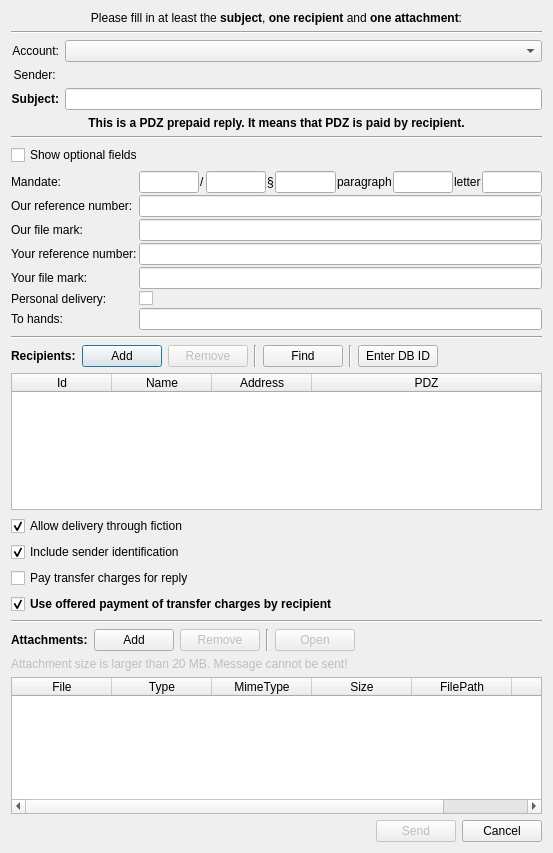
This is src/gui/ui/dlg_send_message.ui in psakar/datovka as Qt 5 draws it before an edit. The edited form follows.
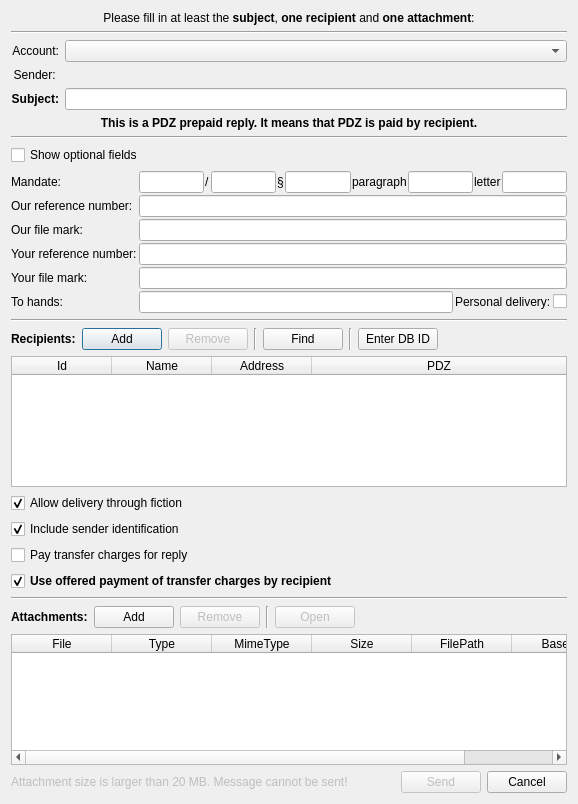
This is the edited form. Icons and pictures are not drawn. Custom widgets are drawn as their Qt base class.

Commit message: Resized send message dialog

What changed in the file:
```diff
--- a/src/gui/ui/dlg_send_message.ui
+++ b/src/gui/ui/dlg_send_message.ui
@@ -9,8 +9,8 @@
    <rect>
     <x>0</x>
     <y>0</y>
-    <width>553</width>
-    <height>853</height>
+    <width>578</width>
+    <height>804</height>
    </rect>
   </property>
   <property name="font">
@@ -273,6 +273,13 @@
         </property>
        </widget>
       </item>
+      <item row="1" column="1">
+       <widget class="QLineEdit" name="dmSenderRefNumber">
+        <property name="toolTip">
+         <string>Enter our reference number</string>
+        </property>
+       </widget>
+      </item>
       <item row="2" column="0">
        <widget class="QLabel" name="label_7">
         <property name="text">
@@ -280,6 +287,13 @@
         </property>
        </widget>
       </item>
+      <item row="2" column="1">
+       <widget class="QLineEdit" name="dmSenderIdent">
+        <property name="toolTip">
+         <string>Enter our file mark</string>
+        </property>
+       </widget>
+      </item>
       <item row="3" column="0">
        <widget class="QLabel" name="labeldmRecipientRefNumber">
         <property name="text">
@@ -287,6 +301,13 @@
         </property>
        </widget>
       </item>
+      <item row="3" column="1">
+       <widget class="QLineEdit" name="dmRecipientRefNumber">
+        <property name="toolTip">
+         <string>Enter your reference number</string>
+        </property>
+       </widget>
+      </item>
       <item row="4" column="0">
        <widget class="QLabel" name="label_9">
         <property name="text">
@@ -294,20 +315,10 @@
         </property>
        </widget>
       </item>
-      <item row="6" column="0">
-       <widget class="QLabel" name="label_10">
-        <property name="text">
-         <string>Personal delivery:</string>
-        </property>
-       </widget>
-      </item>
-      <item row="6" column="1">
-       <widget class="QCheckBox" name="dmPersonalDelivery">
+      <item row="4" column="1">
+       <widget class="QLineEdit" name="dmRecipientIdent">
         <property name="toolTip">
-         <string>Enable personal delivery</string>
-        </property>
-        <property name="text">
-         <string/>
+         <string>Enter our file mark</string>
         </property>
        </widget>
       </item>
@@ -319,39 +330,32 @@
        </widget>
       </item>
       <item row="7" column="1">
-       <widget class="QLineEdit" name="dmToHands">
-        <property name="toolTip">
-         <string>Enter name of person</string>
-        </property>
-       </widget>
-      </item>
-      <item row="2" column="1">
-       <widget class="QLineEdit" name="dmSenderIdent">
-        <property name="toolTip">
-         <string>Enter our file mark</string>
-        </property>
-       </widget>
-      </item>
-      <item row="4" column="1">
-       <widget class="QLineEdit" name="dmRecipientIdent">
-        <property name="toolTip">
-         <string>Enter our file mark</string>
-        </property>
-       </widget>
-      </item>
-      <item row="1" column="1">
-       <widget class="QLineEdit" name="dmSenderRefNumber">
-        <property name="toolTip">
-         <string>Enter our reference number</string>
-        </property>
-       </widget>
-      </item>
-      <item row="3" column="1">
-       <widget class="QLineEdit" name="dmRecipientRefNumber">
-        <property name="toolTip">
-         <string>Enter your reference number</string>
-        </property>
-       </widget>
+       <layout class="QHBoxLayout" name="horizontalLayout_2">
+        <item>
+         <widget class="QLineEdit" name="dmToHands">
+          <property name="toolTip">
+           <string>Enter name of person</string>
+          </property>
+         </widget>
+        </item>
+        <item>
+         <widget class="QLabel" name="label_10">
+          <property name="text">
+           <string>Personal delivery:</string>
+          </property>
+         </widget>
+        </item>
+        <item>
+         <widget class="QCheckBox" name="dmPersonalDelivery">
+          <property name="toolTip">
+           <string>Enable personal delivery</string>
+          </property>
+          <property name="text">
+           <string/>
+          </property>
+         </widget>
+        </item>
+       </layout>
       </item>
      </layout>
     </widget>
@@ -739,25 +743,6 @@
      </item>
     </layout>
    </item>
-   <item>
-    <widget class="QLabel" name="attachmentSizeInfo">
-     <property name="enabled">
-      <bool>false</bool>
-     </property>
-     <property name="font">
-      <font>
-       <weight>50</weight>
-       <bold>false</bold>
-      </font>
-     </property>
-     <property name="text">
-      <string>Attachment size is larger than 20 MB. Message cannot be sent!</string>
-     </property>
-     <property name="alignment">
-      <set>Qt::AlignLeading|Qt::AlignLeft|Qt::AlignVCenter</set>
-     </property>
-    </widget>
-   </item>
    <item>
     <widget class="AttachmentTableWidget" name="attachmentTableWidget">
      <property name="selectionBehavior">
@@ -839,6 +824,25 @@
    </item>
    <item>
     <layout class="QHBoxLayout" name="horizontalLayout_5">
+     <item>
+      <widget class="QLabel" name="attachmentSizeInfo">
+       <property name="enabled">
+        <bool>false</bool>
+       </property>
+       <property name="font">
+        <font>
+         <weight>50</weight>
+         <bold>false</bold>
+        </font>
+       </property>
+       <property name="text">
+        <string>Attachment size is larger than 20 MB. Message cannot be sent!</string>
+       </property>
+       <property name="alignment">
+        <set>Qt::AlignLeading|Qt::AlignLeft|Qt::AlignVCenter</set>
+       </property>
+      </widget>
+     </item>
      <item>
       <spacer name="horizontalSpacer">
        <property name="orientation">
```
Left out of the diff: 2 changed lines with no effect on the pictures. The commit also changes 1 other file.
